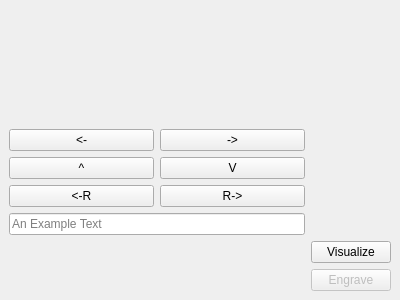
First picture: the form in Polyhedron/demo/Polyhedron/Plugins/PMP/Engrave_dock_widget.ui, repository CGAL/cgal, before the edit.
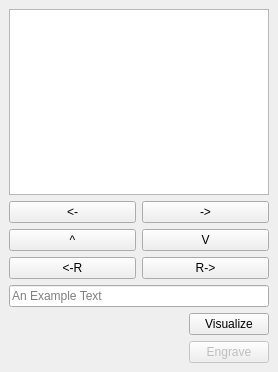
Second picture: the form after the edit.

```diff
--- a/Polyhedron/demo/Polyhedron/Plugins/PMP/Engrave_dock_widget.ui
+++ b/Polyhedron/demo/Polyhedron/Plugins/PMP/Engrave_dock_widget.ui
@@ -6,67 +6,24 @@
    <rect>
     <x>0</x>
     <y>0</y>
-    <width>400</width>
-    <height>300</height>
+    <width>278</width>
+    <height>372</height>
    </rect>
   </property>
   <property name="windowTitle">
    <string>Engraving</string>
   </property>
   <widget class="QWidget" name="dockWidgetContents">
-   <layout class="QGridLayout" name="gridLayout" columnstretch="1,0">
-    <item row="2" column="1">
-     <spacer name="horizontalSpacer">
-      <property name="orientation">
-       <enum>Qt::Horizontal</enum>
-      </property>
-      <property name="sizeHint" stdset="0">
-       <size>
-        <width>40</width>
-        <height>20</height>
-       </size>
-      </property>
-     </spacer>
-    </item>
-    <item row="4" column="1">
-     <widget class="QPushButton" name="engraveButton">
-      <property name="enabled">
-       <bool>false</bool>
-      </property>
-      <property name="text">
-       <string>Engrave</string>
-      </property>
-     </widget>
-    </item>
-    <item row="0" column="0">
-     <spacer name="verticalSpacer">
-      <property name="orientation">
-       <enum>Qt::Vertical</enum>
-      </property>
-      <property name="sizeHint" stdset="0">
-       <size>
-        <width>20</width>
-        <height>40</height>
-       </size>
-      </property>
-     </spacer>
-    </item>
-    <item row="3" column="1">
-     <widget class="QPushButton" name="visualizeButton">
-      <property name="text">
-       <string>Visualize</string>
-      </property>
-     </widget>
-    </item>
-    <item row="2" column="0">
-     <widget class="QLineEdit" name="lineEdit">
-      <property name="placeholderText">
-       <string>An Example Text</string>
-      </property>
-     </widget>
-    </item>
+   <layout class="QGridLayout" name="gridLayout" columnstretch="1,0,0">
     <item row="1" column="0">
      <layout class="QGridLayout" name="gridLayout_2">
+      <item row="1" column="1">
+       <widget class="QPushButton" name="t_down_pushButton">
+        <property name="text">
+         <string>V</string>
+        </property>
+       </widget>
+      </item>
       <item row="0" column="0">
        <widget class="QPushButton" name="t_left_pushButton">
         <property name="text">
@@ -81,6 +38,13 @@
         </property>
        </widget>
       </item>
+      <item row="1" column="0">
+       <widget class="QPushButton" name="t_up_pushButton">
+        <property name="text">
+         <string>^</string>
+        </property>
+       </widget>
+      </item>
       <item row="0" column="1">
        <widget class="QPushButton" name="t_right_pushButton">
         <property name="text">
@@ -95,22 +59,56 @@
         </property>
        </widget>
       </item>
-      <item row="1" column="0">
-       <widget class="QPushButton" name="t_up_pushButton">
-        <property name="text">
-         <string>^</string>
+     </layout>
+    </item>
+    <item row="2" column="0">
+     <widget class="QLineEdit" name="lineEdit">
+      <property name="placeholderText">
+       <string>An Example Text</string>
+      </property>
+     </widget>
+    </item>
+    <item row="3" column="0">
+     <layout class="QHBoxLayout" name="horizontalLayout">
+      <item>
+       <spacer name="horizontalSpacer">
+        <property name="orientation">
+         <enum>Qt::Horizontal</enum>
         </property>
-       </widget>
-      </item>
-      <item row="1" column="1">
-       <widget class="QPushButton" name="t_down_pushButton">
-        <property name="text">
-         <string>V</string>
+        <property name="sizeHint" stdset="0">
+         <size>
+          <width>40</width>
+          <height>20</height>
+         </size>
         </property>
-       </widget>
+       </spacer>
       </item>
+      <item>
+       <layout class="QVBoxLayout" name="verticalLayout">
+        <item>
+         <widget class="QPushButton" name="visualizeButton">
+          <property name="text">
+           <string>Visualize</string>
+          </property>
+         </widget>
+        </item>
+        <item>
+         <widget class="QPushButton" name="engraveButton">
+          <property name="enabled">
+           <bool>false</bool>
+          </property>
+          <property name="text">
+           <string>Engrave</string>
+          </property>
+         </widget>
+        </item>
+       </layout>
+      </item>
      </layout>
     </item>
+    <item row="0" column="0">
+     <widget class="QGraphicsView" name="graphicsView"/>
+    </item>
    </layout>
   </widget>
  </widget>
```
